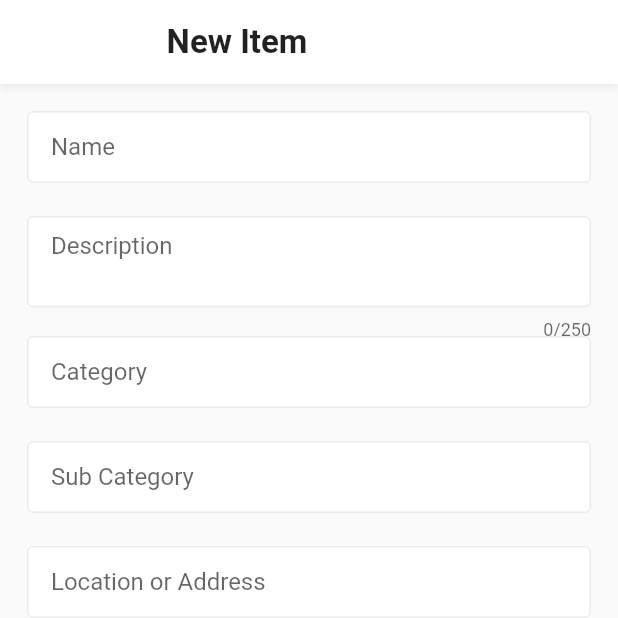
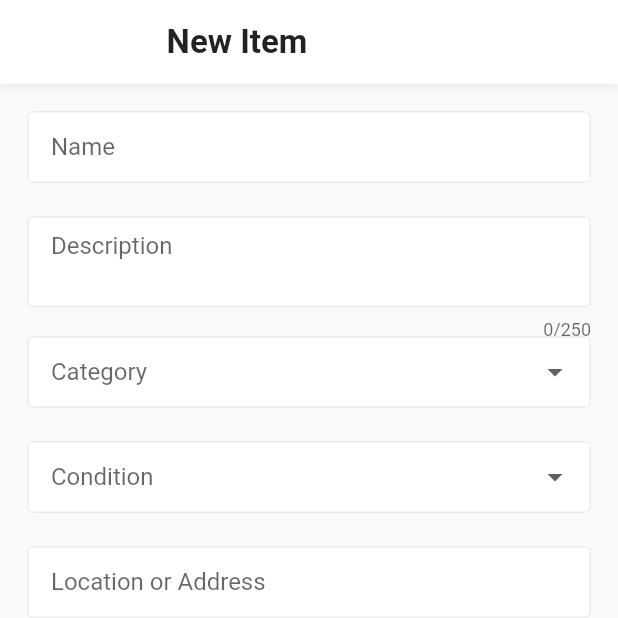
Before and after one commit to rahulva/open_hands, a Flutter app: the PostCreate screen opened directly, on a phone screen of 412 x 824 dp, the top half of it. Run offline on Flutter 3.47's test engine with Material 2 defaults, Android fonts, the phone set to English and light mode, and no system bars; drawn by our look-alikes of card_swiper; our stand-ins replace cached_network_image, camera, flutter_rating_bar, font_awesome_flutter, image_picker; missing offline and left inert: phone_form_field; accounts and stored records are empty; network calls fail.

Commit message:
Category, condition dropdown

```diff
--- a/TODO.txt
+++ b/TODO.txt
@@ -27,7 +27,7 @@
 #09.01 Add New Post UI v2 - description is a text area - DONE
 #09.xx Add New Post UI v2 - Real backend integration - DONE
 #09.03 Add New Post UI v2 - images is a image picker/camara integration P1
-#09.02 Add New Post UI v2 - category, SubCategory a dropdown P2
+#09.02 Add New Post UI v2 - category, Condition a dropdown P2
 
 
 #10 Post List View (Home)
--- /dev/null
+++ b/lib/app/components/app_dropdown_field.dart
@@ -0,0 +1,97 @@
+import 'package:flutter/material.dart';
+
+class AppDropDownField extends StatelessWidget {
+  final List<String> items;
+  final String? hintText;
+  final TextStyle? hintStyle;
+  final Icon? icon;
+  final Function(String?) onChanged;
+  final TextEditingController? controller;
+  final String? Function(String?)? validator;
+  final int maxLength;
+
+  const AppDropDownField(
+    this.maxLength, {
+    required this.controller,
+    required this.items,
+    super.key,
+    this.hintStyle,
+    this.hintText,
+    this.icon,
+    required this.onChanged,
+    this.validator,
+  });
+
+  const AppDropDownField.short(
+    this.maxLength,
+    this.hintText,
+    this.controller,
+    this.items,
+    this.validator, {
+    super.key,
+    this.hintStyle,
+    this.icon,
+    required this.onChanged,
+  });
+
+  @override
+  Widget build(BuildContext context) {
+    // List<DropdownMenuEntry<String>> menuItems = items
+    //     .map<DropdownMenuEntry<String>>((String value) => DropdownMenuEntry<String>(value: value, label: value))
+    //     .toList();
+
+    return SizedBox(
+      height: 70,
+      child: DropdownButtonFormField(
+        items: items
+            .map<DropdownMenuItem<String>>((String value) => DropdownMenuItem<String>(value: value, child: Text(value)))
+            .toList(),
+        validator: validator,
+        decoration: buildInputDecoration(),
+        onChanged: onChanged,
+        hint: Text(hintText!),
+      ),
+
+      /* child: DropdownMenu(
+        // width: 390,
+        dropdownMenuEntries:
+            items.map<DropdownMenuEntry<String>>((e) => DropdownMenuEntry(value: e, label: e)).toList(),
+        // enableFilter: true,
+        helperText: 'sel',
+        errorText: 'err',
+        inputDecorationTheme: InputDecorationTheme(
+          border: inputBorder(),
+        ),
+      ),*/
+    );
+  }
+
+  InputDecoration buildInputDecoration() {
+    return InputDecoration(
+      fillColor: const Color(0xffFFFFFF),
+      filled: true,
+      hintStyle: hintStyle,
+      contentPadding: const EdgeInsets.only(top: 10, bottom: 10, left: 16),
+      border: inputBorder(),
+      enabledBorder: inputBorderEnabled(),
+      hintText: hintText,
+      suffixIcon: icon,
+      // counter: const SizedBox.shrink(),
+    );
+  }
+
+  OutlineInputBorder inputBorder() {
+    return OutlineInputBorder(
+      borderRadius: BorderRadius.circular(4.0),
+      borderSide: const BorderSide(
+        color: Color(0xffDEDEDF),
+      ),
+    );
+  }
+
+  OutlineInputBorder inputBorderEnabled() {
+    return OutlineInputBorder(
+      borderSide: BorderSide(color: Color(0xffEBEBEC)),
+    );
+  }
+}
--- a/lib/app/domain/post_data.dart
+++ b/lib/app/domain/post_data.dart
@@ -7,7 +7,7 @@ class PostData {
   late String title;
   late String description;
   late String category;
-  late String subCategory;
+  late String condition;
   late String location;
   late List<AppImageData> images = [];
   late DateTime dateTime;
@@ -15,12 +15,12 @@ class PostData {
 
   PostData.empty() : createdBy = 'current user';
 
-  PostData(this.id, this.title, this.description, this.category, this.subCategory, this.location, this.images,
+  PostData(this.id, this.title, this.description, this.category, this.condition, this.location, this.images,
       this.dateTime, this.createdBy);
 
   @override
   String toString() {
-    return 'PostData{id: $id, title: $title, description: $description, category: $category, subCategory: $subCategory'
+    return 'PostData{id: $id, title: $title, description: $description, category: $category, condition: $condition'
         ', location: $location, images: $images, dateTime: $dateTime, createdBy: $createdBy}';
   }
 
@@ -29,7 +29,7 @@ class PostData {
         'title': title,
         'description': description,
         'category': category,
-        'subCategory': subCategory,
+        'condition': condition,
         'location': location,
         // 'images': images,
         'dateTime': dateTime.toString(),
--- a/lib/app/item_post/post_create.dart
+++ b/lib/app/item_post/post_create.dart
@@ -2,6 +2,7 @@ import 'dart:convert';
 
 import 'package:flutter/foundation.dart';
 import 'package:flutter/material.dart';
+import 'package:open_hands/app/components/app_dropdown_field.dart';
 import 'package:open_hands/app/components/app_text_area_field.dart';
 import 'package:open_hands/app/components/app_text_field.dart';
 import 'package:open_hands/app/components/components.dart';
@@ -26,9 +27,26 @@ class _PostCreateState extends State<PostCreate> {
   final TextEditingController _nameController = TextEditingController();
   final TextEditingController _descController = TextEditingController();
   final TextEditingController _categoryController = TextEditingController();
-  final TextEditingController _subCategoryController = TextEditingController();
+  final TextEditingController _conditionController = TextEditingController();
   final TextEditingController _locationController = TextEditingController();
   final ImageSliderWidget _imageWidget = ImageSliderWidget();
+
+  static const List<String> category = [
+    'Furniture',
+    'Book',
+    'Home Appliances',
+    'Electronics',
+    'Computer',
+    'Laptop',
+    'Others'
+  ];
+  static const List<String> condition = ['New', 'Like New', 'Slightly Used', 'Old', 'Heavily Used'];
+
+  // List<DropdownMenuEntry<String>> list = categorySubCategory.keys
+  //     .map<DropdownMenuEntry<String>>((String value) => DropdownMenuEntry<String>(value: value, label: value))
+  //     .toList();
+
+  // List<String> subCategories = [''];
 
   @override
   Widget build(BuildContext context) {
@@ -47,8 +65,28 @@ class _PostCreateState extends State<PostCreate> {
                     AppTextField.short(30, 'Name', _nameController, validatePostTitle),
                     AppTextAreaField(250,
                         hintText: 'Description', controller: _descController, validator: validatePostDescription),
-                    AppTextField.short(50, 'Category', _categoryController, validateNeedValue),
-                    AppTextField.short(50, 'Sub Category', _subCategoryController, validateNeedValue),
+                    // AppTextField.short(50, 'Category', _categoryController, validateNeedValue),
+                    AppDropDownField(
+                      50,
+                      controller: _categoryController,
+                      validator: validateNeedValue,
+                      items: category,
+                      hintText: 'Category',
+                      onChanged: (String? v) {
+                        _categoryController.text = v!;
+                      },
+                    ),
+                    // AppTextField.short(50, 'Sub Category', _subCategoryController, validateNeedValue),
+                    AppDropDownField(
+                      50,
+                      controller: _conditionController,
+                      validator: validateNeedValue,
+                      items: condition,
+                      hintText: 'Condition',
+                      onChanged: (String? v) {
+                        _conditionController.text = v!;
+                      },
+                    ),
                     AppTextField.short(100, 'Location or Address', _locationController, validateNeedValue),
                     _imageWidget,
                     Padding(
@@ -80,16 +118,8 @@ class _PostCreateState extends State<PostCreate> {
 
     print("${_imageWidget.imageCollector.images}");
 
-    var postData = PostData(
-        null,
-        _nameController.text,
-        _descController.text,
-        _categoryController.text,
-        _subCategoryController.text,
-        _locationController.text,
-        [],
-        DateTime.now(),
-        UserService.get().loggedInUser!.email);
+    var postData = PostData(null, _nameController.text, _descController.text, _categoryController.text,
+        _conditionController.text, _locationController.text, [], DateTime.now(), UserService.get().loggedInUser!.email);
 
     if (kDebugMode) {
       print("on save $postData");
@@ -144,7 +174,7 @@ class _PostCreateState extends State<PostCreate> {
   void clearFields() {
     _nameController.clear();
     _categoryController.clear();
-    _subCategoryController.clear();
+    _conditionController.clear();
     _imageWidget.imageCollector.reset();
     _descController.clear();
     _locationController.clear();
--- a/lib/app/item_post/post_detail.dart
+++ b/lib/app/item_post/post_detail.dart
@@ -76,7 +76,7 @@ class PostDetail extends StatelessWidget {
           const Text("Description", style: title),
           Text(postData.description, textAlign: TextAlign.justify),
           const SizedBox(height: 10),
-          Text('${postData.category}, ${postData.subCategory}', textAlign: TextAlign.left, style: textStyle),
+          Text('${postData.category}, ${postData.condition}', textAlign: TextAlign.left, style: textStyle),
           const SizedBox(height: 10),
           const Text('Available at', textAlign: TextAlign.left, style: title),
           Text(postData.location, textAlign: TextAlign.left, style: textStyle),
--- a/lib/app/services/post_service.dart
+++ b/lib/app/services/post_service.dart
@@ -52,7 +52,7 @@ class PostService {
           }
           images.add(AppImageData(img['id'], img['name'], img['postId'], img['type'], img['imageData']));
         }
-        data.add(PostData(item['id'], item['title'], item['description'], item['category'], item['subCategory'],
+        data.add(PostData(item['id'], item['title'], item['description'], item['category'], item['condition'],
             item['location'], images, DateTime.parse(item['dateTime']), item['createdBy']));
       }
       return data;
```
